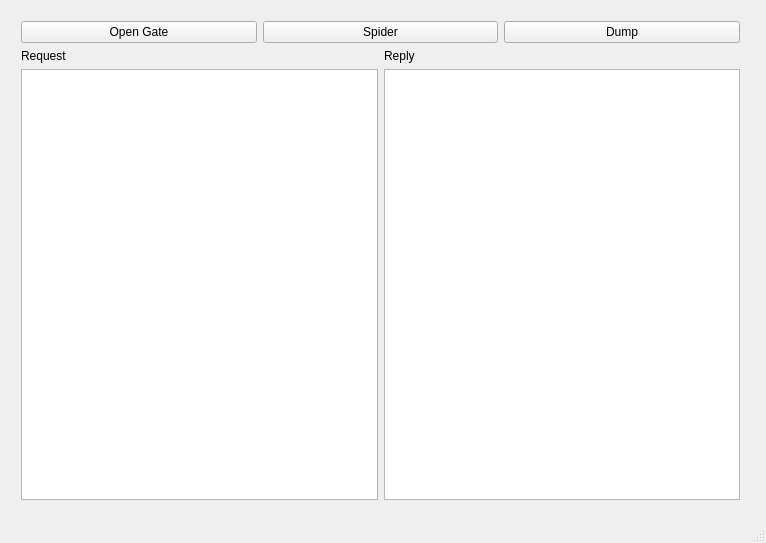
The window that form/mainwindow.ui (AndreLaranjeira/ProxyGate) describes before a commit, drawn with Qt 5.
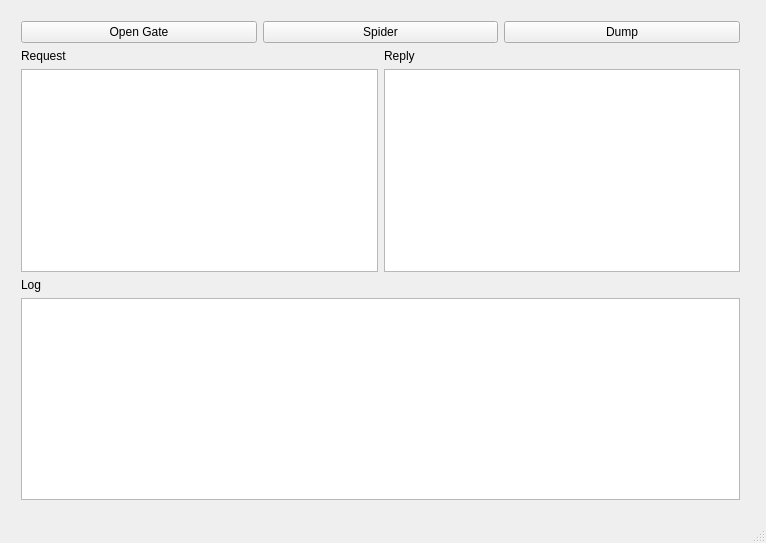
The same window after the commit.

Commit message: Added log console textbox in UI Added space between ':' and header value on toQString() method from HTTPParser

The edit to the form file:
```diff
--- a/form/mainwindow.ui
+++ b/form/mainwindow.ui
@@ -86,6 +86,30 @@
        </item>
       </layout>
      </item>
+     <item row="14" column="0" colspan="2">
+      <layout class="QVBoxLayout" name="verticalLayout_2">
+       <property name="leftMargin">
+        <number>0</number>
+       </property>
+       <property name="topMargin">
+        <number>0</number>
+       </property>
+       <item>
+        <widget class="QLabel" name="label_2">
+         <property name="text">
+          <string>Log</string>
+         </property>
+        </widget>
+       </item>
+       <item>
+        <widget class="QTextEdit" name="logTextEdit">
+         <property name="readOnly">
+          <bool>true</bool>
+         </property>
+        </widget>
+       </item>
+      </layout>
+     </item>
     </layout>
    </widget>
   </widget>
```
The commit also changes 2 other files.
